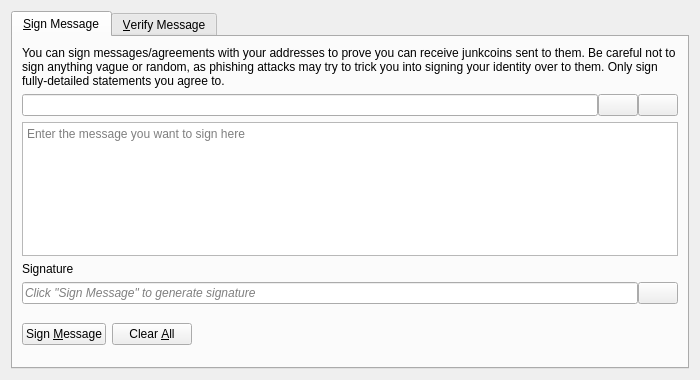
This is src/qt/forms/signverifymessagedialog.ui in linkcoinproject/linkcoin as Qt 5 draws it before an edit. The edited form follows.
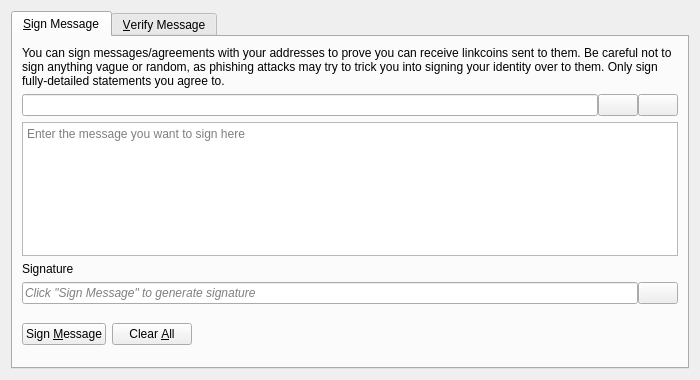
This is the edited form. Icons and pictures are not drawn. Custom widgets are drawn as their Qt base class.

Commit message:
rebrand: apply Linkcoin branding from master (logo, splash, icons) and finish Junkcoin->Linkcoin / JKC->LNC rename
- Use master's Linkcoin logo/splash: bitcoin.png/ico/icns, testnet icon, splash bitmaps
- Rewrite splashscreen to draw master splash bitmap, register /images resources in qrc
- Replace share/pixmaps desktop & installer icons and doc doxygen logo from master
- Ticker JKC->LNC (bitcoinunits, forms, tests), QSettings org/URI scheme/autostart/mac&win ids
- Data dir stays .linkcoin; drop leftover junkcoin strings from RPC, GUI, man, build.sh, msvc config

What changed in the file:
```diff
--- a/src/qt/forms/signverifymessagedialog.ui
+++ b/src/qt/forms/signverifymessagedialog.ui
@@ -30,7 +30,7 @@
        <item>
         <widget class="QLabel" name="infoLabel_SM">
          <property name="text">
-          <string>You can sign messages/agreements with your addresses to prove you can receive junkcoins sent to them. Be careful not to sign anything vague or random, as phishing attacks may try to trick you into signing your identity over to them. Only sign fully-detailed statements you agree to.</string>
+          <string>You can sign messages/agreements with your addresses to prove you can receive linkcoins sent to them. Be careful not to sign anything vague or random, as phishing attacks may try to trick you into signing your identity over to them. Only sign fully-detailed statements you agree to.</string>
          </property>
          <property name="textFormat">
           <enum>Qt::PlainText</enum>
```
Left out of the diff: 8 changed lines with no effect on the pictures. The commit also changes 104 other files.
